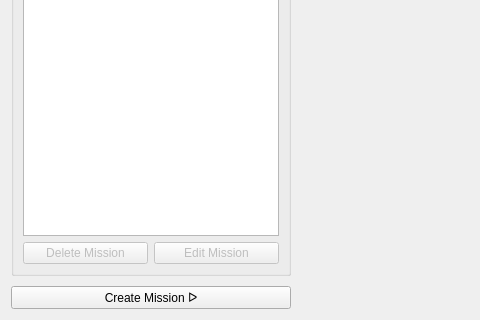
cmpe-DroneLab/GeoFly3D, file UI/Preflight1/pre1_design.ui: the form before one commit; both pictures show x 0 to 480 and y 448 to 768 of the 1024 by 768 pixel window.
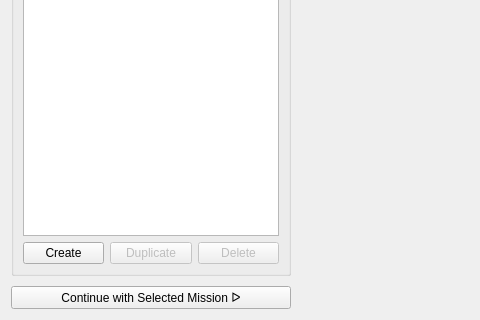
The form after the commit.

Commit message: Added duplicate mission functionality

Diff of the .ui file:
```diff
--- a/UI/Preflight1/pre1_design.ui
+++ b/UI/Preflight1/pre1_design.ui
@@ -75,23 +75,30 @@
         </item>
         <item>
          <layout class="QHBoxLayout" name="h_lay_drone_buttons">
+          <item>
+           <widget class="QPushButton" name="btn_create_mission">
+            <property name="text">
+             <string>Create</string>
+            </property>
+           </widget>
+          </item>
+          <item>
+           <widget class="QPushButton" name="btn_duplicate_mission">
+            <property name="enabled">
+             <bool>false</bool>
+            </property>
+            <property name="text">
+             <string>Duplicate</string>
+            </property>
+           </widget>
+          </item>
           <item>
            <widget class="QPushButton" name="btn_delete_mission">
             <property name="enabled">
              <bool>false</bool>
             </property>
             <property name="text">
-             <string>Delete Mission</string>
-            </property>
-           </widget>
-          </item>
-          <item>
-           <widget class="QPushButton" name="btn_edit_mission">
-            <property name="enabled">
-             <bool>false</bool>
-            </property>
-            <property name="text">
-             <string>Edit Mission</string>
+             <string>Delete</string>
             </property>
            </widget>
           </item>
@@ -101,11 +108,15 @@
       </widget>
      </item>
      <item>
-      <widget class="QPushButton" name="btn_create_mission">
-       <property name="text">
-        <string>Create Mission ᐅ</string>
-       </property>
-      </widget>
+      <layout class="QGridLayout" name="g_lay_buttons">
+       <item row="1" column="0">
+        <widget class="QPushButton" name="btn_edit_mission">
+         <property name="text">
+          <string>Continue with Selected Mission ᐅ</string>
+         </property>
+        </widget>
+       </item>
+      </layout>
      </item>
     </layout>
    </item>
```
The commit also changes 2 other files.
